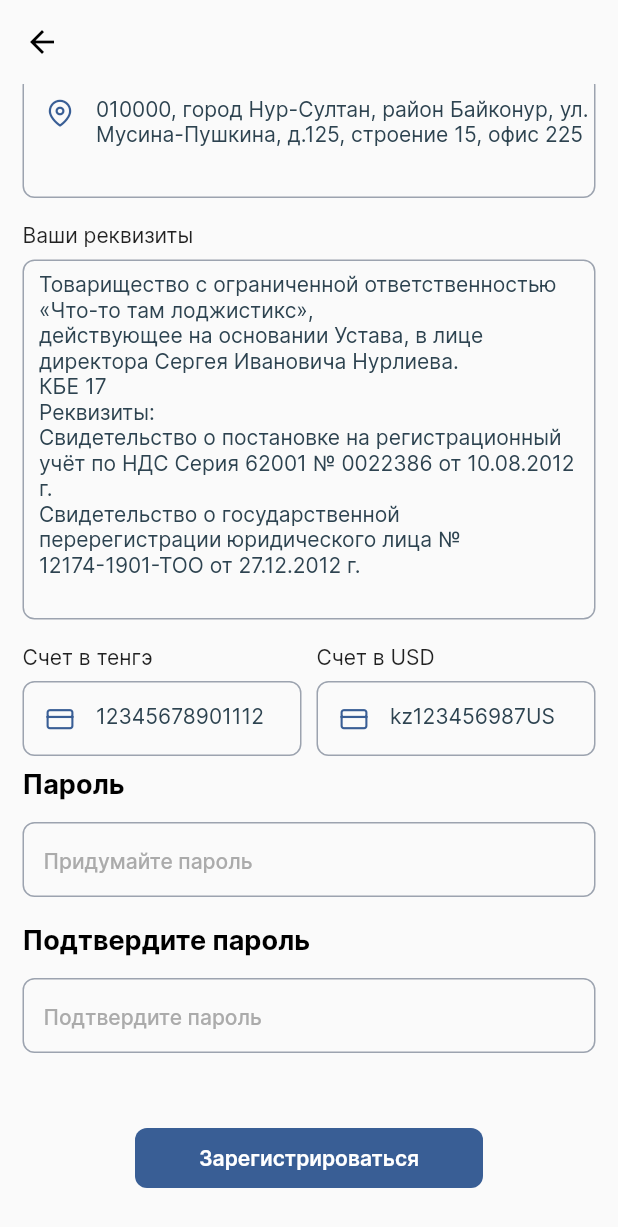
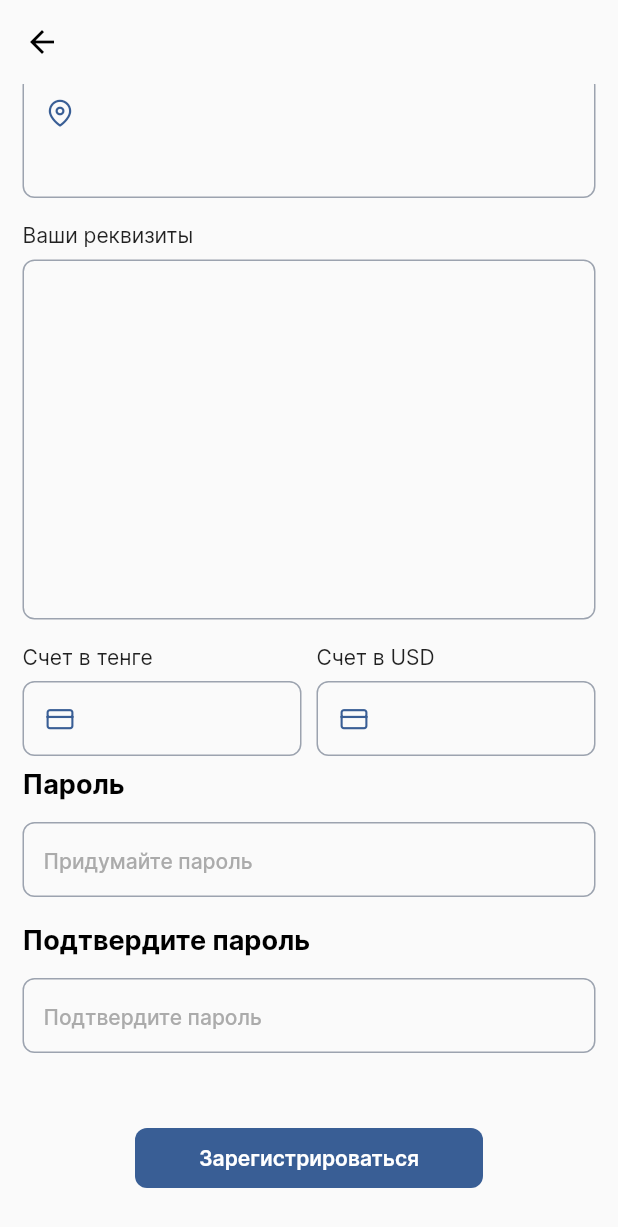
Before and after one commit to AKR4log/eralogistic, a Flutter app: the RegisterTransport screen opened directly, scrolled down 539 dp, on a phone screen of 412 x 824 dp. Shown: the top 1227 px of the screen. Run offline on Flutter 3.47's test engine with Material 2 defaults, Android fonts, the phone set to English and light mode, and no system bars; our stand-ins replace firebase_auth, firebase_core, firebase_messaging, flutter_local_notifications, flutter_multi_formatter, flutter_svg and 2 more; missing offline and left inert: firebase_auth_web, firebase_core_web, firebase_messaging_web, pin_view, shared_preferences_web; accounts and stored records are empty; network calls fail.

Commit message:
Upd code

```diff
--- a/lib/ui/connect/login.dart
+++ b/lib/ui/connect/login.dart
@@ -65,7 +65,7 @@ class _LoginPageState extends State<LoginPage> {
                                 controller: controllerPhone,
                                 keyboardType: TextInputType.phone,
                                 inputFormatters: [
-                                  MaskedInputFormatter('(###)###-##-##')
+                                  MaskedInputFormatter('+# (###) ### ####')
                                 ],
                                 decoration: const InputDecoration(
                                     contentPadding: EdgeInsets.zero,
--- a/lib/ui/connect/register.dart
+++ b/lib/ui/connect/register.dart
@@ -68,7 +68,7 @@ class _RegisterPageState extends State<RegisterPage> {
                                 controller: controllerPhone,
                                 keyboardType: TextInputType.phone,
                                 inputFormatters: [
-                                  MaskedInputFormatter('(###)###-##-##')
+                                  MaskedInputFormatter('+# (###) ### ####')
                                 ],
                                 decoration: const InputDecoration(
                                     contentPadding: EdgeInsets.zero,
@@ -160,7 +160,7 @@ class _RegisterPageState extends State<RegisterPage> {
                               mainAxisAlignment: MainAxisAlignment.center,
                               children: [
                                 Container(
-                                  width: 232,
+                                  width: double.infinity,
                                   height: 40,
                                   margin: const EdgeInsets.only(
                                       bottom: 12, top: 50),
@@ -212,6 +212,7 @@ class _RegisterPageState extends State<RegisterPage> {
                                 ),
                                 SizedBox(
                                     height: 40,
+                                    width: double.infinity,
                                     child: TextButton(
                                         child: const Text(
                                           'Зарегистрироваться как компания',
@@ -225,6 +226,7 @@ class _RegisterPageState extends State<RegisterPage> {
                                             context, "/RegisterTransport"))),
                                 SizedBox(
                                     height: 40,
+                                    width: double.infinity,
                                     child: TextButton(
                                         child: const Text(
                                           'Зарегистрироваться как частный перевозчик',
--- a/lib/ui/home/workshop/register_private.dart
+++ b/lib/ui/home/workshop/register_private.dart
@@ -108,7 +108,7 @@ class _RegisterPrivateState extends State<RegisterPrivate> {
                                 controller: controllerPhone,
                                 keyboardType: TextInputType.phone,
                                 inputFormatters: [
-                                  MaskedInputFormatter('(###)###-##-##')
+                                  MaskedInputFormatter('+# (###) ### ####')
                                 ],
                                 decoration: const InputDecoration(
                                     contentPadding: EdgeInsets.zero,
--- a/lib/ui/home/workshop/register_transport.dart
+++ b/lib/ui/home/workshop/register_transport.dart
@@ -67,22 +67,18 @@ class _RegisterTransportState extends State<RegisterTransport> {
             inputTextCustom(
                 titleInput: 'Название компании',
                 controller: controllerCompanyName,
-                titleHint: '«Что-то там лоджистикс»',
                 icon: Icomoon.briefcase),
             inputTextCustom(
                 titleInput: 'Контактное лицо',
                 controller: controllerContactPerson,
-                titleHint: 'Сергей Сидорович',
                 icon: Icomoon.user),
             inputTextCustom(
                 titleInput: 'Ваша почта',
                 controller: controllerMail,
-                titleHint: 'info.transportlogistics@mail.kz',
                 icon: Icomoon.mail),
             inputPhoneCustom(
                 titleInput: 'Ваш телефон',
                 controller: controllerPhone,
-                titleHint: '+8 (1234) 56-78-91',
                 icon: Icomoon.phone_forwarded),
             Flex(
               direction: Axis.horizontal,
@@ -94,7 +90,6 @@ class _RegisterTransportState extends State<RegisterTransport> {
                   child: inputTextCustom(
                       titleInput: 'БИН',
                       controller: controllerBIN,
-                      titleHint: '12345678901112',
                       icon: Icomoon.credit_card),
                 ),
                 const SizedBox(width: 10),
@@ -103,7 +98,6 @@ class _RegisterTransportState extends State<RegisterTransport> {
                   child: inputTextCustom(
                       titleInput: 'С какого года работаете?',
                       controller: controllerWorking,
-                      titleHint: '1995',
                       icon: Icomoon.calendar),
                 )
               ],
@@ -112,15 +106,11 @@ class _RegisterTransportState extends State<RegisterTransport> {
                 titleInput: 'Ваш адрес',
                 controller: controllerAddress,
                 maxLines: 3,
-                titleHint:
-                    '010000, город Нур-Султан, район Байконур, ул. Мусина-Пушкина, д.125, строение 15, офис 225',
                 icon: Icomoon.map_pin),
             inputMaxLinesTextCustom(
               titleInput: 'Ваши реквизиты',
               controller: controllerDetails,
               maxLines: 12,
-              titleHint:
-                  'Товарищество с ограниченной ответственностью «Что-то там лоджистикс», \nдействующее на основании Устава, в лице директора Сергея Ивановича Нурлиева.\nКБЕ 17\nРеквизиты:\nСвидетельство о постановке на регистрационный учёт по НДС Серия 62001 № 0022386 от 10.08.2012 г.\nСвидетельство о государственной перерегистрации юридического лица № 12174-1901-ТОО от 27.12.2012 г.',
             ),
             Flex(
               direction: Axis.horizontal,
@@ -128,9 +118,8 @@ class _RegisterTransportState extends State<RegisterTransport> {
                 Flexible(
                   flex: 2,
                   child: inputTextCustom(
-                      titleInput: 'Счет в тенгэ',
+                      titleInput: 'Счет в тенге',
                       controller: controllerTengeAccount,
-                      titleHint: '12345678901112',
                       icon: Icomoon.credit_card),
                 ),
                 const SizedBox(width: 10),
@@ -139,7 +128,6 @@ class _RegisterTransportState extends State<RegisterTransport> {
                   child: inputTextCustom(
                       titleInput: 'Счет в USD',
                       controller: controllerUSDAccount,
-                      titleHint: 'kz123456987US',
                       icon: Icomoon.credit_card),
                 )
               ],
--- a/lib/ui/widget/input.dart
+++ b/lib/ui/widget/input.dart
@@ -2,10 +2,7 @@ import 'package:flutter/material.dart';
 import 'package:flutter_multi_formatter/flutter_multi_formatter.dart';
 
 Widget inputTextCustom(
-    {String titleInput,
-    TextEditingController controller,
-    String titleHint,
-    IconData icon}) {
+    {String titleInput, TextEditingController controller, IconData icon}) {
   return Container(
     margin: const EdgeInsets.symmetric(vertical: 8),
     child: Column(crossAxisAlignment: CrossAxisAlignment.start, children: [
@@ -24,8 +21,6 @@ Widget inputTextCustom(
           decoration: InputDecoration(
               prefixIcon: Icon(icon,
                   color: const Color.fromRGBO(57, 94, 149, 1), size: 18),
-              hintText: titleHint,
-              // errorText: controller.text.isEmpty ? 'Error message' : null,
               border: InputBorder.none,
               hintStyle: const TextStyle(
                   fontWeight: FontWeight.w400,
@@ -41,7 +36,6 @@ Widget inputMaxLinesTextCustom(
     {String titleInput,
     int maxLines,
     TextEditingController controller,
-    String titleHint,
     IconData icon}) {
   return Container(
     margin: const EdgeInsets.symmetric(vertical: 8),
@@ -70,18 +64,16 @@ Widget inputMaxLinesTextCustom(
                           size: 18),
                     ],
                   ),
-                  hintText: titleHint,
                   border: InputBorder.none,
                   hintStyle: const TextStyle(
                       fontWeight: FontWeight.w400,
                       fontSize: 14,
                       color: Color.fromRGBO(45, 67, 80, 1)))
-              : InputDecoration(
-                  hintText: titleHint,
+              : const InputDecoration(
                   border: InputBorder.none,
                   contentPadding:
                       EdgeInsets.symmetric(horizontal: 10, vertical: 5),
-                  hintStyle: const TextStyle(
+                  hintStyle: TextStyle(
                       fontWeight: FontWeight.w400,
                       fontSize: 14,
                       color: Color.fromRGBO(45, 67, 80, 1))),
@@ -92,10 +84,7 @@ Widget inputMaxLinesTextCustom(
 }
 
 Widget inputPhoneCustom(
-    {String titleInput,
-    TextEditingController controller,
-    String titleHint,
-    IconData icon}) {
+    {String titleInput, TextEditingController controller, IconData icon}) {
   return Container(
     margin: const EdgeInsets.symmetric(vertical: 8),
     child: Column(crossAxisAlignment: CrossAxisAlignment.start, children: [
@@ -111,14 +100,12 @@ Widget inputPhoneCustom(
         child: TextField(
           controller: controller,
           keyboardType: TextInputType.phone,
-          inputFormatters: [MaskedInputFormatter('(###)###-##-##')],
+          inputFormatters: [MaskedInputFormatter('+# (###) ### ####')],
           textInputAction: TextInputAction.next,
           decoration: InputDecoration(
               prefixIcon: Icon(icon,
                   color: const Color.fromRGBO(57, 94, 149, 1), size: 18),
               border: InputBorder.none,
-              hintText: titleHint,
-              // errorText: controller.text.isEmpty ? 'Error message' : null,
               hintStyle: const TextStyle(
                   fontWeight: FontWeight.w400,
                   fontSize: 14,
```
Also changed, not shown: lib/ui/home/home_page.dart (+30 -12 lines), lib/ui/home/notifications.dart (+19 -4 lines), lib/ui/widget/container_form_info.dart (+1 -22 lines).
